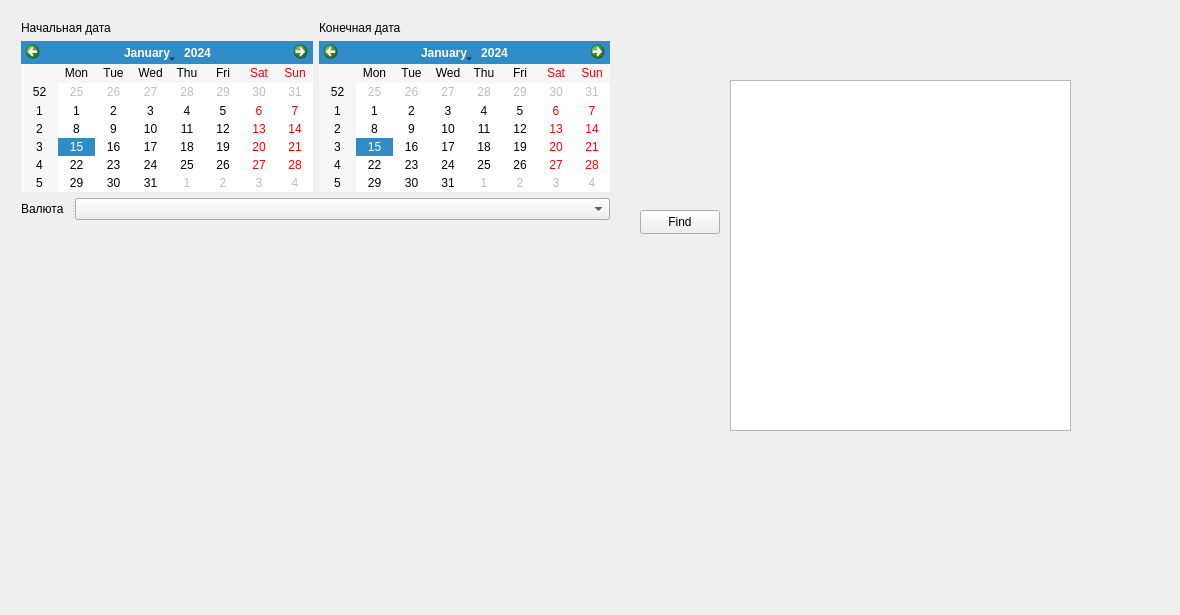
The window that NetworkManagerDemo/networkmanagerdemowidget.ui (BlueberryBotApi/NetworkManagerDemo) describes before a commit, drawn with Qt 5.
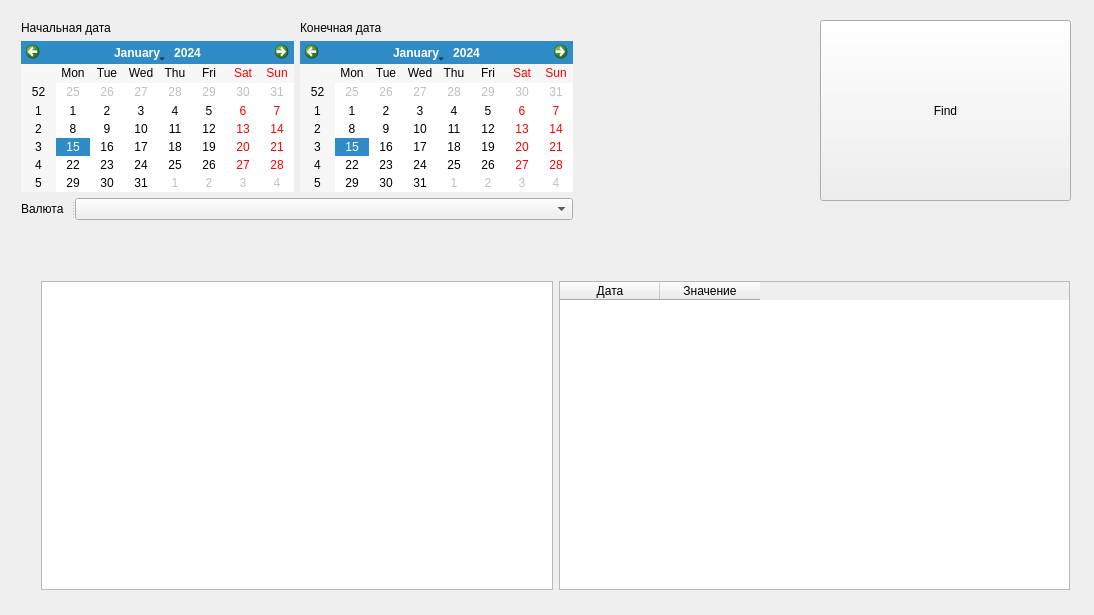
The same window after the commit.

Commit message:
make combobox and table
working version

Diff of the .ui file:
```diff
--- a/NetworkManagerDemo/networkmanagerdemowidget.ui
+++ b/NetworkManagerDemo/networkmanagerdemowidget.ui
@@ -9,7 +9,7 @@
    <rect>
     <x>0</x>
     <y>0</y>
-    <width>1180</width>
+    <width>1094</width>
     <height>615</height>
    </rect>
   </property>
@@ -22,23 +22,13 @@
   <property name="windowTitle">
    <string>NetworkManagerDemoWidget</string>
   </property>
-  <widget class="QTextEdit" name="textEdit">
-   <property name="geometry">
-    <rect>
-     <x>730</x>
-     <y>80</y>
-     <width>341</width>
-     <height>351</height>
-    </rect>
-   </property>
-  </widget>
   <widget class="QPushButton" name="bnFind">
    <property name="geometry">
     <rect>
-     <x>640</x>
-     <y>210</y>
-     <width>80</width>
-     <height>24</height>
+     <x>820</x>
+     <y>20</y>
+     <width>251</width>
+     <height>181</height>
     </rect>
    </property>
    <property name="text">
@@ -63,7 +53,7 @@
     <rect>
      <x>10</x>
      <y>10</y>
-     <width>611</width>
+     <width>574</width>
      <height>221</height>
     </rect>
    </property>
@@ -173,6 +163,41 @@
     </item>
    </layout>
   </widget>
+  <widget class="QWidget" name="">
+   <property name="geometry">
+    <rect>
+     <x>30</x>
+     <y>270</y>
+     <width>1051</width>
+     <height>331</height>
+    </rect>
+   </property>
+   <layout class="QHBoxLayout" name="horizontalLayout_2">
+    <item>
+     <widget class="QGraphicsView" name="graphicsView"/>
+    </item>
+    <item>
+     <widget class="QTableWidget" name="tableWidget">
+      <property name="enabled">
+       <bool>true</bool>
+      </property>
+      <property name="columnCount">
+       <number>2</number>
+      </property>
+      <column>
+       <property name="text">
+        <string>Дата</string>
+       </property>
+      </column>
+      <column>
+       <property name="text">
+        <string>Значение</string>
+       </property>
+      </column>
+     </widget>
+    </item>
+   </layout>
+  </widget>
  </widget>
  <layoutdefault spacing="6" margin="11"/>
  <resources/>
```
The commit also changes 5 other files.
